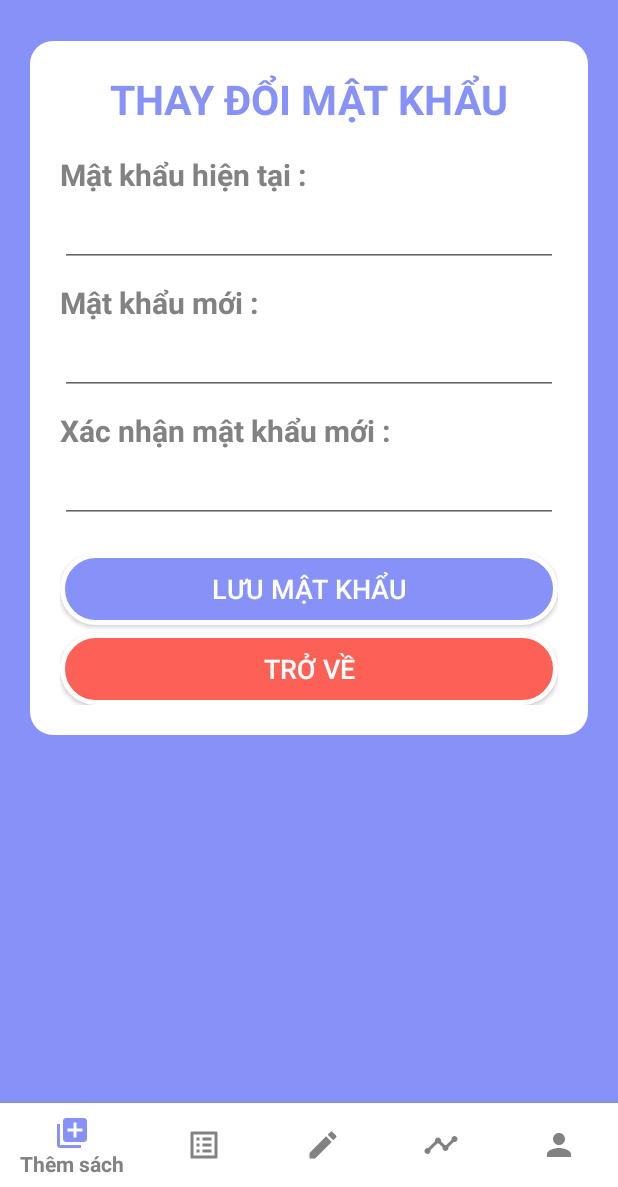
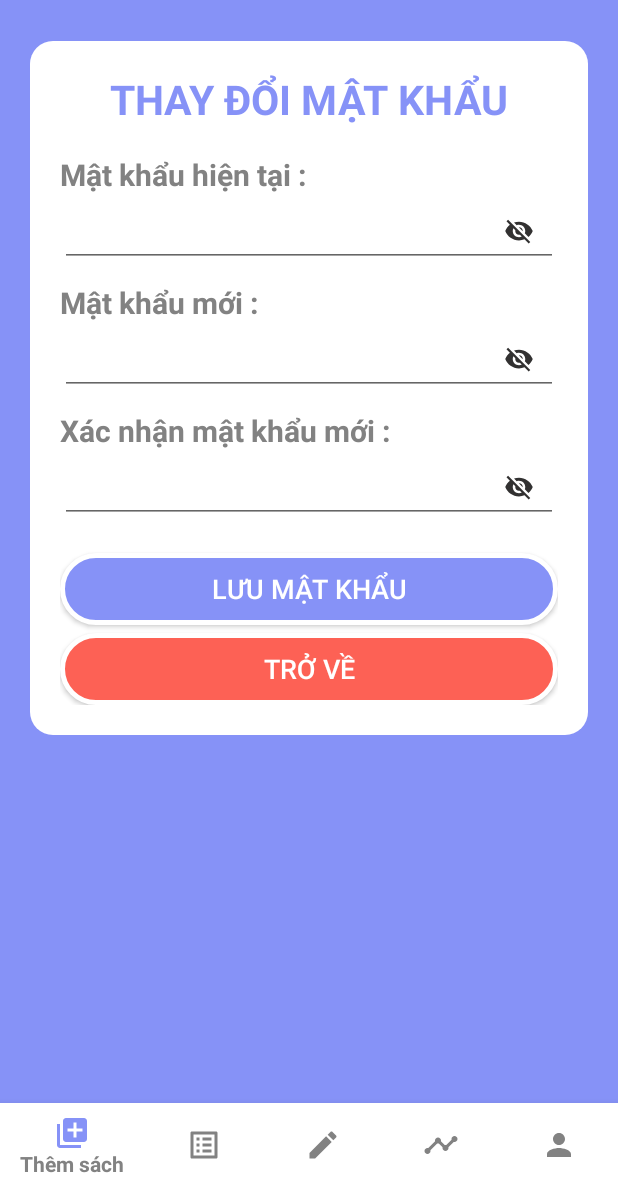
Before and after one commit to minhchien137/BookStore, an Android app: the fragment ChangePasswordFragment placed in its activity, on a phone screen of 412 x 824 dp, the part 49-1236 px from its top. Run offline under Robolectric (Android 15) with nearby library versions, the phone set to English and light mode, and no system bars; our stand-ins replace Firebase (no records; nobody signed in at launch, a user with empty details on screens opened directly).

Commit message:
add invisibility pw in ChangePasswordFragment

```diff
--- a/app/src/main/java/com/minhchien/bookstore/InforFragment.java
+++ b/app/src/main/java/com/minhchien/bookstore/InforFragment.java
@@ -76,6 +76,7 @@ public class InforFragment extends Fragment {
 
             }
         });
+
         return view;
 
 
--- a/app/src/main/res/layout/activity_menu.xml
+++ b/app/src/main/res/layout/activity_menu.xml
@@ -14,7 +14,6 @@
         android:layout_alignParentLeft="true"
         android:background="@color/purple"
         android:orientation="horizontal"
-        android:paddingTop="5dp"
         android:paddingBottom="5dp"
         android:paddingRight="10dp"
         android:paddingLeft="10dp">
--- a/app/src/main/res/layout/fragment_change_password.xml
+++ b/app/src/main/res/layout/fragment_change_password.xml
@@ -56,7 +56,9 @@
                         android:textColor="@color/text_second"
                         android:textSize="20sp"
                         android:textStyle="bold" />
-
+                    <RelativeLayout
+                        android:layout_width="match_parent"
+                        android:layout_height="wrap_content">
                     <EditText
                         android:id="@+id/changePass_pass"
                         android:layout_width="match_parent"
@@ -68,6 +70,18 @@
                         android:inputType="textPassword"
                         ></EditText>
 
+                    <ImageView
+                        android:id="@+id/tgPW"
+                        android:layout_width="wrap_content"
+                        android:layout_height="wrap_content"
+                        android:layout_alignParentEnd="true"
+                        android:layout_centerVertical="true"
+                        android:layout_marginEnd="16dp"
+                        android:src="@drawable/ic_visibility_off" />
+
+                    </RelativeLayout>
+
+
                     <TextView
                         android:id="@+id/textView7"
                         android:layout_width="wrap_content"
@@ -78,7 +92,9 @@
                         android:textSize="20sp"
                         android:layout_marginTop="10dp"
                         android:textStyle="bold" />
-
+                    <RelativeLayout
+                        android:layout_width="match_parent"
+                        android:layout_height="wrap_content">
                     <EditText
                         android:id="@+id/changePass_newPass"
                         android:layout_width="match_parent"
@@ -88,6 +104,18 @@
                         android:inputType="textPassword"
                         android:textColor="@color/text_second"
                         android:textSize="16sp"></EditText>
+
+                        <ImageView
+                            android:id="@+id/tgNew"
+                            android:layout_width="wrap_content"
+                            android:layout_height="wrap_content"
+                            android:layout_alignParentEnd="true"
+                            android:layout_centerVertical="true"
+                            android:layout_marginEnd="16dp"
+                            android:src="@drawable/ic_visibility_off" />
+
+                    </RelativeLayout>
+
                     <TextView
                         android:id="@+id/textView8"
                         android:layout_width="wrap_content"
@@ -99,6 +127,9 @@
                         android:layout_marginTop="10dp"
                         android:textStyle="bold" />
 
+                    <RelativeLayout
+                        android:layout_width="match_parent"
+                        android:layout_height="wrap_content">
                     <EditText
                         android:id="@+id/changePass_newPassXacNhan"
                         android:layout_width="match_parent"
@@ -108,6 +139,16 @@
                         android:inputType="textPassword"
                         android:textColor="@color/text_second"
                         android:textSize="16sp"></EditText>
+                        <ImageView
+                            android:id="@+id/tgNewRQ"
+                            android:layout_width="wrap_content"
+                            android:layout_height="wrap_content"
+                            android:layout_alignParentEnd="true"
+                            android:layout_centerVertical="true"
+                            android:layout_marginEnd="16dp"
+                            android:src="@drawable/ic_visibility_off" />
+
+                    </RelativeLayout>
                     <Button
                         android:id="@+id/changePass_btnSave"
                         android:layout_width="match_parent"
```
Also changed, not shown: app/src/main/java/com/minhchien/bookstore/ChangePasswordFragment.java (+49 -0 lines).
